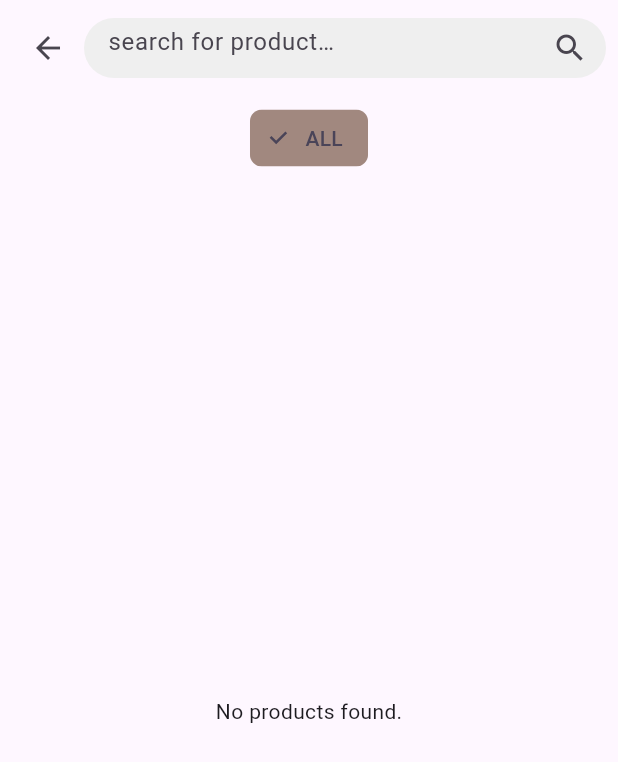
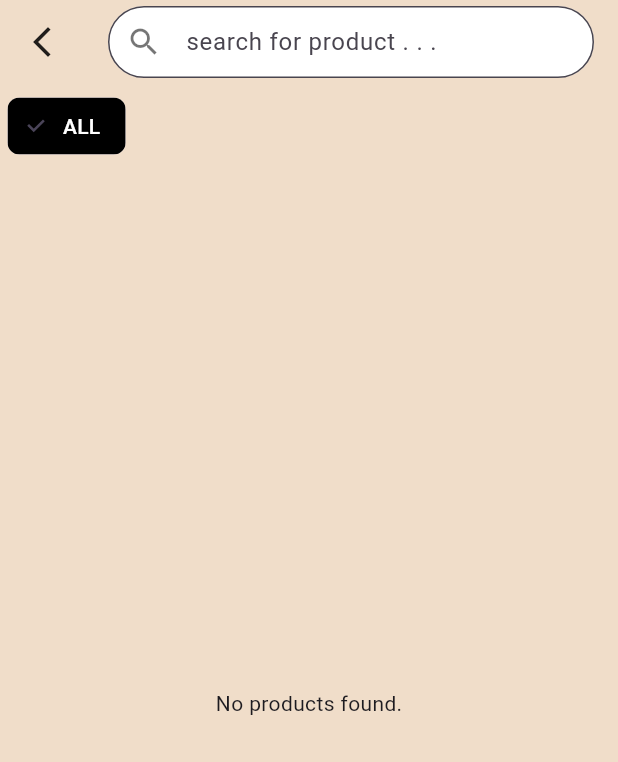
Before and after one commit to OmarChaabit1/QahwatyApp, a Flutter app: the HomeScreen screen opened directly, after a tap on "NETTOYAGE", on a phone screen of 412 x 824 dp. Shown: the top 762 px of the screen. Run offline on Flutter 3.47's test engine with Material 3 defaults, Android fonts, the phone set to English and light mode, and no system bars; our stand-ins replace cloud_firestore, file_picker, firebase_auth, firebase_core, firebase_storage, google_sign_in and 4 more; accounts and stored records are empty.

Commit message:
homePage + categories

```diff
--- a/lib/screens/Home_screen.dart
+++ b/lib/screens/Home_screen.dart
@@ -10,13 +10,23 @@ class HomeScreen extends StatefulWidget {
 
 class _HomeScreenState extends State<HomeScreen> {
   final FirebaseFirestore _firestore = FirebaseFirestore.instance;
+  String searchQuery = '';
 
   Future<List<Map<String, dynamic>>> fetchNewArrivals() async {
     QuerySnapshot snapshot = await _firestore.collection('new_arrivals').get();
 
-    return snapshot.docs
-        .map((doc) => doc.data() as Map<String, dynamic>)
-        .toList();
+    final allProducts =
+        snapshot.docs.map((doc) => doc.data() as Map<String, dynamic>).toList();
+
+    // 🔍 Filter based on search query
+    if (searchQuery.isNotEmpty) {
+      return allProducts.where((product) {
+        final name = product['name']?.toString().toLowerCase() ?? '';
+        return name.contains(searchQuery.toLowerCase());
+      }).toList();
+    }
+
+    return allProducts;
   }
 
   @override
@@ -31,9 +41,16 @@ class _HomeScreenState extends State<HomeScreen> {
             const Text('Robert J. Cartwright',
                 style: TextStyle(fontSize: 22, fontWeight: FontWeight.bold)),
             const SizedBox(height: 10),
+
+            // 🔍 Search Field
             TextField(
+              onChanged: (value) {
+                setState(() {
+                  searchQuery = value;
+                });
+              },
               decoration: InputDecoration(
-                hintText: 'search for product...',
+                hintText: 'Search for product...',
                 prefixIcon: const Icon(Icons.search),
                 filled: true,
                 fillColor: Colors.grey[200],
@@ -43,6 +60,7 @@ class _HomeScreenState extends State<HomeScreen> {
                 ),
               ),
             ),
+
             const SizedBox(height: 20),
             const Text('CATEGORIES',
                 style: TextStyle(fontSize: 16, fontWeight: FontWeight.bold)),
@@ -69,12 +87,13 @@ class _HomeScreenState extends State<HomeScreen> {
                     imagePath: 'images/categories/nettoyage.png'),
               ],
             ),
+
             const SizedBox(height: 20),
             const Text('NEWEST PRODUCTS',
                 style: TextStyle(fontSize: 16, fontWeight: FontWeight.bold)),
             const SizedBox(height: 10),
 
-            /// 🆕 Fetching and displaying from Firestore
+            /// 🆕 Filtered Results
             FutureBuilder<List<Map<String, dynamic>>>(
               future: fetchNewArrivals(),
               builder: (context, snapshot) {
@@ -83,7 +102,7 @@ class _HomeScreenState extends State<HomeScreen> {
                 } else if (snapshot.hasError) {
                   return const Text('Error loading products');
                 } else if (!snapshot.hasData || snapshot.data!.isEmpty) {
-                  return const Text('No new arrivals');
+                  return const Text('No products found');
                 }
 
                 final products = snapshot.data!;
@@ -96,8 +115,7 @@ class _HomeScreenState extends State<HomeScreen> {
                         name: product['name'] ?? '',
                         price: '${product['price']} DH',
                         oldPrice: '${product['oldPrice']} DH',
-                        imagePath: product['imageURL'] ??
-                            '', // ✅ add a fallback in case it's null
+                        imagePath: product['imageURL'] ?? '',
                         rating: product['rating']?.toDouble() ?? 0.0,
                       );
                     }).toList(),
--- a/lib/screens/category_product_screen.dart
+++ b/lib/screens/category_product_screen.dart
@@ -1,5 +1,9 @@
 import 'package:flutter/material.dart';
-import 'package:messages_apk/shared/widgets/ProductCard.dart';
+import 'package:cloud_firestore/cloud_firestore.dart';
+
+final Color kBg = const Color(0xFFF0DDC9);
+final Color kText = const Color(0xFF333333);
+final Color kAccent = const Color(0xFF71503C);
 
 class CategoryProductsScreen extends StatefulWidget {
   final String category;
@@ -13,7 +17,6 @@ class _CategoryProductsScreenState extends State<CategoryProductsScreen> {
   String selectedSubcategory = 'ALL';
   String searchQuery = '';
 
-  // ------------ demo data ------------
   Map<String, List<String>> subcategoriesMap = {
     'COFFEE': ['ALL', 'EN GRAIN', 'SACHET', 'CAPSUL'],
     'TEA': ['ALL', 'EN GRAIN', 'SACHET', 'VERVEINE'],
@@ -22,278 +25,202 @@ class _CategoryProductsScreenState extends State<CategoryProductsScreen> {
     'GOBELETS': ['ALL', 'PETITE', 'MOYENE', 'GRAND'],
   };
 
-  List<Map<String, dynamic>> _getProducts(String category) {
-    switch (category) {
-      // ------------------------------------------------ COFFEE
-      case 'COFFEE':
-        return [
-          {
-            'name': 'Jacques Vabre Classic',
-            'price': '99.00 DH',
-            'oldPrice': '115.00 DH',
-            'rating': 9.2,
-            'subcategory': 'SACHET',
-            'image': 'images/categories/coffee.png',
-          },
-          {
-            'name': 'Golden Vabre Arabica',
-            'price': '89.00 DH',
-            'oldPrice': '105.00 DH',
-            'rating': 9.0,
-            'subcategory': 'EN GRAIN',
-            'image': 'images/categories/coffee.png',
-          },
-          {
-            'name': 'Espresso Caps Intenso',
-            'price': '69.00 DH',
-            'oldPrice': '80.00 DH',
-            'rating': 8.8,
-            'subcategory': 'CAPSUL',
-            'image': 'images/categories/coffee.png',
-          },
-          {
-            'name': 'Café Mokka Moulu',
-            'price': '79.00 DH',
-            'oldPrice': '92.00 DH',
-            'rating': 9.1,
-            'subcategory': 'SACHET',
-            'image': 'images/categories/coffee.png',
-          },
-        ];
+  Future<List<Map<String, dynamic>>> fetchProducts() async {
+    final collection = FirebaseFirestore.instance.collection('products');
+    Query query = collection.where('category', isEqualTo: widget.category);
 
-      // ------------------------------------------------ TEA
-      case 'TEA':
-        return [
-          {
-            'name': 'Green Tea Verveine',
-            'price': '45.00 DH',
-            'oldPrice': '55.00 DH',
-            'rating': 8.6,
-            'subcategory': 'VERVEINE',
-            'image': 'images/categories/tea.png',
-          },
-          {
-            'name': 'Black Tea Classic',
-            'price': '38.00 DH',
-            'oldPrice': '45.00 DH',
-            'rating': 8.4,
-            'subcategory': 'SACHET',
-            'image': 'images/categories/tea.png',
-          },
-          {
-            'name': 'Premium Tea Leaves',
-            'price': '52.00 DH',
-            'oldPrice': '60.00 DH',
-            'rating': 8.9,
-            'subcategory': 'EN GRAIN',
-            'image': 'images/categories/tea.png',
-          },
-        ];
-
-      // ------------------------------------------------ CHOCOLAT
-      case 'CHOCOLAT':
-        return [
-          {
-            'name': 'Choco Mix Morceaux',
-            'price': '59.00 DH',
-            'oldPrice': '70.00 DH',
-            'rating': 9.0,
-            'subcategory': 'MORCEAUX',
-            'image': 'images/categories/chocolate.png',
-          },
-          {
-            'name': 'Instant Choco Sachet',
-            'price': '48.00 DH',
-            'oldPrice': '56.00 DH',
-            'rating': 8.7,
-            'subcategory': 'SACHET',
-            'image': 'images/categories/chocolate.png',
-          },
-          {
-            'name': 'Choco Slim Diabétique',
-            'price': '62.00 DH',
-            'oldPrice': '75.00 DH',
-            'rating': 8.9,
-            'subcategory': 'DIABETIQUE',
-            'image': 'images/categories/chocolate.png',
-          },
-        ];
-
-      // ------------------------------------------------ SUGAR
-      case 'SUGAR':
-        return [
-          {
-            'name': 'Sucre Poudre 1 kg',
-            'price': '19.00 DH',
-            'oldPrice': '24.00 DH',
-            'rating': 9.1,
-            'subcategory': 'POUDRE',
-            'image': 'images/categories/sugar.png',
-          },
-          {
-            'name': 'Sucre Liquide 500 ml',
-            'price': '22.00 DH',
-            'oldPrice': '27.00 DH',
-            'rating': 8.5,
-            'subcategory': 'LIQUIDE',
-            'image': 'images/categories/sugar.png',
-          },
-          {
-            'name': 'Sugar Sticks 100 pcs',
-            'price': '30.00 DH',
-            'oldPrice': '35.00 DH',
-            'rating': 8.8,
-            'subcategory': 'MATERIAL',
-            'image': 'images/categories/sugar.png',
-          },
-        ];
-
-      // ------------------------------------------------ GOBELETS
-      case 'GOBELETS':
-        return [
-          {
-            'name': 'Gobelets Petit (100 pcs)',
-            'price': '25.00 DH',
-            'oldPrice': '30.00 DH',
-            'rating': 8.3,
-            'subcategory': 'PETITE',
-            'image': 'images/categories/goblets.png',
-          },
-          {
-            'name': 'Gobelets Moyen (100 pcs)',
-            'price': '32.00 DH',
-            'oldPrice': '38.00 DH',
-            'rating': 8.6,
-            'subcategory': 'MOYENE',
-            'image': 'images/categories/goblets.png',
-          },
-          {
-            'name': 'Gobelets Grand (100 pcs)',
-            'price': '39.00 DH',
-            'oldPrice': '46.00 DH',
-            'rating': 8.9,
-            'subcategory': 'GRAND',
-            'image': 'images/categories/goblets.png',
-          },
-        ];
-
-      // ------------------------------------------------ default
-      default:
-        return [];
-    }
+    if (selectedSubcategory != 'ALL') {
+      query = query.where('subcategory', isEqualTo: selectedSubcategory);
     }
 
-  // -----------------------------------
+    final snapshot = await query.get();
+    return snapshot.docs
+        .map((doc) => doc.data() as Map<String, dynamic>)
+        .toList();
+  }
 
   @override
   Widget build(BuildContext context) {
-    final categoryKey = widget.category.toUpperCase();
-    final allProducts = _getProducts(categoryKey);
-    final subcats = subcategoriesMap[categoryKey] ?? ['ALL'];
-
-    // filter by sub-category and search text
-    final products = allProducts.where((p) {
-      final subcatOK = selectedSubcategory == 'ALL' ||
-          p['subcategory'] == selectedSubcategory;
-      final searchOK = p['name']
-          .toString()
-          .toLowerCase()
-          .contains(searchQuery.toLowerCase());
-      return subcatOK && searchOK;
-    }).toList();
+    final subcategories = subcategoriesMap[widget.category] ?? ['ALL'];
 
     return Scaffold(
+      backgroundColor: kBg,
+      appBar: AppBar(
+        elevation: 0,
+        backgroundColor: kBg,
+        leading: IconButton(
+          icon: const Icon(Icons.arrow_back_ios_new, color: Colors.black87),
+          onPressed: () => Navigator.pop(context),
+        ),
+        title: TextField(
+          decoration: InputDecoration(
+            contentPadding: const EdgeInsets.symmetric(horizontal: 16),
+            hintText: 'search for product . . .',
+            prefixIcon: const Icon(Icons.search, color: Colors.black54),
+            fillColor: Colors.white,
+            filled: true,
+            border: OutlineInputBorder(borderRadius: BorderRadius.circular(30)),
+          ),
+          onChanged: (value) => setState(() => searchQuery = value),
+        ),
+      ),
       body: Column(
         children: [
-          // ---------- Header (back + search) ----------
-          SafeArea(
-            bottom: false,
-            child: Padding(
-              padding: const EdgeInsets.fromLTRB(8, 8, 8, 4),
-              child: Row(
-                children: [
-                  IconButton(
-                    icon: const Icon(Icons.arrow_back),
-                    onPressed: () => Navigator.pop(context),
-                  ),
-                  Expanded(
-                    child: Container(
+          const SizedBox(height: 8),
+          // Chips for subcategories
+          SizedBox(
             height: 40,
-                      decoration: BoxDecoration(
-                        color: const Color(0xFFEFEFEF),
-                        borderRadius: BorderRadius.circular(25),
-                      ),
-                      child: TextField(
-                        onChanged: (txt) {
-                          setState(() => searchQuery = txt);
-                        },
-                        decoration: InputDecoration(
-                          contentPadding:
-                              const EdgeInsets.symmetric(horizontal: 16),
-                          hintText: 'search for product…',
-                          border: InputBorder.none,
-                          suffixIcon: IconButton(
-                            icon: const Icon(Icons.search),
-                            onPressed: () {}, // optional action
-                          ),
-                        ),
-                      ),
-                    ),
-                  ),
-                ],
-              ),
-            ),
-          ),
-          // ---------- Sub-category chips ----------
-          SingleChildScrollView(
+            child: ListView.builder(
               scrollDirection: Axis.horizontal,
-            child: Row(
-              children: subcats.map((sub) {
-                final sel = sub == selectedSubcategory;
+              itemCount: subcategories.length,
+              itemBuilder: (context, index) {
+                final sub = subcategories[index];
+                final isSelected = sub == selectedSubcategory;
+
                 return Padding(
-                  padding:
-                      const EdgeInsets.symmetric(horizontal: 6, vertical: 8),
+                  padding: const EdgeInsets.symmetric(horizontal: 5),
                   child: ChoiceChip(
                     label: Text(sub),
-                    selected: sel,
-                    selectedColor: Colors.brown[300],
+                    labelStyle: TextStyle(
+                      color: isSelected ? Colors.white : Colors.black,
+                    ),
+                    selected: isSelected,
+                    selectedColor: Colors.black,
+                    backgroundColor: Colors.white,
                     onSelected: (_) =>
                         setState(() => selectedSubcategory = sub),
                   ),
                 );
-              }).toList(),
+              },
             ),
           ),
-          // ---------- Products grid ----------
+          const SizedBox(height: 10),
+          // Grid of product cards
           Expanded(
-            child: Padding(
-              padding: const EdgeInsets.all(10),
-              child: products.isEmpty
-                  ? const Center(child: Text('No products found.'))
-                  : GridView.builder(
-                      itemCount: products.length,
-                      gridDelegate:
-                          const SliverGridDelegateWithFixedCrossAxisCount(
+            child: FutureBuilder<List<Map<String, dynamic>>>(
+              future: fetchProducts(),
+              builder: (context, snapshot) {
+                if (snapshot.connectionState == ConnectionState.waiting) {
+                  return const Center(child: CircularProgressIndicator());
+                } else if (snapshot.hasError) {
+                  return const Center(child: Text('Error loading products'));
+                }
+
+                final products = snapshot.data ?? [];
+                final filtered = products.where((product) {
+                  return searchQuery.isEmpty ||
+                      product['name']
+                          .toString()
+                          .toLowerCase()
+                          .contains(searchQuery.toLowerCase());
+                }).toList();
+
+                if (filtered.isEmpty) {
+                  return const Center(child: Text('No products found.'));
+                }
+
+                return GridView.builder(
+                  padding: const EdgeInsets.all(8),
+                  itemCount: filtered.length,
+                  gridDelegate: const SliverGridDelegateWithFixedCrossAxisCount(
                     crossAxisCount: 2,
-                        mainAxisExtent: 250,
-                        crossAxisSpacing: 10,
-                        mainAxisSpacing: 10,
+                    mainAxisSpacing: 12,
+                    crossAxisSpacing: 12,
+                    childAspectRatio: 0.65,
                   ),
-                      itemBuilder: (_, i) {
-                        final p = products[i];
-                        return ProductCard(
-                          name: p['name'],
-                          price: p['price'],
-                          oldPrice: p['oldPrice'],
-                          rating: p['rating'],
-                          imagePath: p['image'],
+                  itemBuilder: (context, index) {
+                    final product = filtered[index];
+                    return _buildProductCard(product);
+                  },
                 );
               },
-                    ),
             ),
           ),
         ],
       ),
     );
   }
+
+  Widget _buildProductCard(Map<String, dynamic> product) {
+    return Container(
+      padding: const EdgeInsets.all(8),
+      decoration: BoxDecoration(
+        color: Colors.white,
+        borderRadius: BorderRadius.circular(18),
+        boxShadow: const [
+          BoxShadow(
+            color: Colors.black12,
+            blurRadius: 6,
+            offset: Offset(0, 4),
+          )
+        ],
+      ),
+      child: Column(
+        crossAxisAlignment: CrossAxisAlignment.start,
+        children: [
+          // 📸 Image Placeholder
+          Container(
+            height: 100,
+            width: double.infinity,
+            decoration: BoxDecoration(
+              color: Colors.grey[200],
+              borderRadius: BorderRadius.circular(12),
+              image: product['imageURL'] != null
+                  ? DecorationImage(
+                      image: NetworkImage(product['imageURL']),
+                      fit: BoxFit.cover,
+                    )
+                  : null,
+            ),
+          ),
+          const SizedBox(height: 8),
+          Text(
+            product['name'] ?? 'TITLE DE PRODUIT',
+            maxLines: 2,
+            overflow: TextOverflow.ellipsis,
+            style: const TextStyle(fontWeight: FontWeight.bold),
+          ),
+          const SizedBox(height: 4),
+          Row(
+            children: [
+              Text(
+                '${product['oldPrice']} DH',
+                style: const TextStyle(
+                  decoration: TextDecoration.lineThrough,
+                  color: Colors.red,
+                  fontSize: 12,
+                ),
+              ),
+              const SizedBox(width: 6),
+              Text(
+                '${product['price']} DH',
+                style: const TextStyle(
+                  color: Colors.black,
+                  fontSize: 13,
+                  fontWeight: FontWeight.w600,
+                ),
+              ),
+            ],
+          ),
+          const SizedBox(height: 4),
+          Row(
+            children: [
+              const Icon(Icons.star, color: Colors.orange, size: 16),
+              const SizedBox(width: 4),
+              Text(
+                '${product['rating']?.toStringAsFixed(1) ?? '0.0'}',
+                style: const TextStyle(fontSize: 12),
+              ),
+              const Spacer(),
+              CircleAvatar(
+                radius: 12,
+                backgroundColor: kAccent,
+                child: const Icon(Icons.add, size: 16, color: Colors.white),
+              ),
+            ],
+          ),
+        ],
+      ),
+    );
   }
+}
```
Lines whose indentation alone changed are shown as unchanged.
